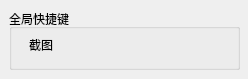
Before: the Qt Designer form screenshottool.ui in qiuzhiqian/ScreenShotTool, drawn with Qt 5.
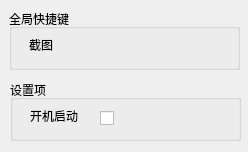
After: the same form once the commit is applied.

Commit message: 添加开机启动

Patch:
```diff
--- a/screenshottool.ui
+++ b/screenshottool.ui
@@ -7,7 +7,7 @@
     <x>0</x>
     <y>0</y>
     <width>248</width>
-    <height>79</height>
+    <height>152</height>
    </rect>
   </property>
   <property name="windowTitle">
@@ -39,6 +39,45 @@
     </property>
    </widget>
   </widget>
+  <widget class="QGroupBox" name="groupBox_2">
+   <property name="geometry">
+    <rect>
+     <x>10</x>
+     <y>80</y>
+     <width>231</width>
+     <height>61</height>
+    </rect>
+   </property>
+   <property name="title">
+    <string>设置项</string>
+   </property>
+   <widget class="QCheckBox" name="checkBox">
+    <property name="geometry">
+     <rect>
+      <x>90</x>
+      <y>30</y>
+      <width>21</width>
+      <height>16</height>
+     </rect>
+    </property>
+    <property name="text">
+     <string/>
+    </property>
+   </widget>
+   <widget class="QLabel" name="label_2">
+    <property name="geometry">
+     <rect>
+      <x>20</x>
+      <y>30</y>
+      <width>54</width>
+      <height>12</height>
+     </rect>
+    </property>
+    <property name="text">
+     <string>开机启动</string>
+    </property>
+   </widget>
+  </widget>
  </widget>
  <layoutdefault spacing="6" margin="11"/>
  <resources/>
```
The commit also changes 3 other files.
